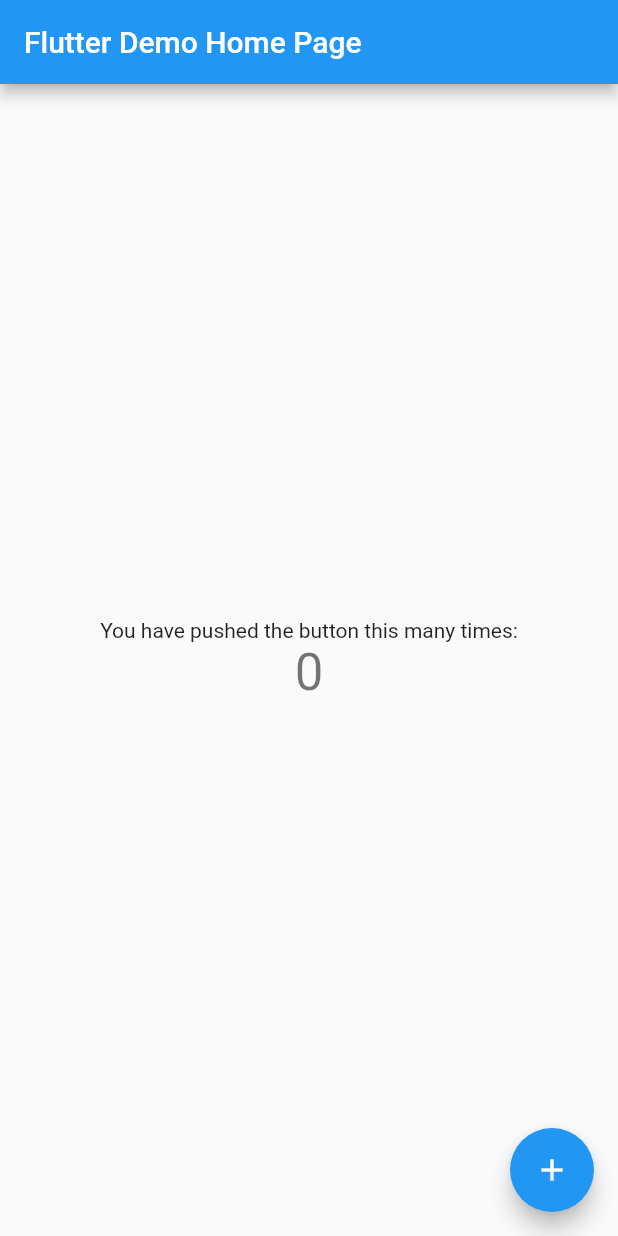
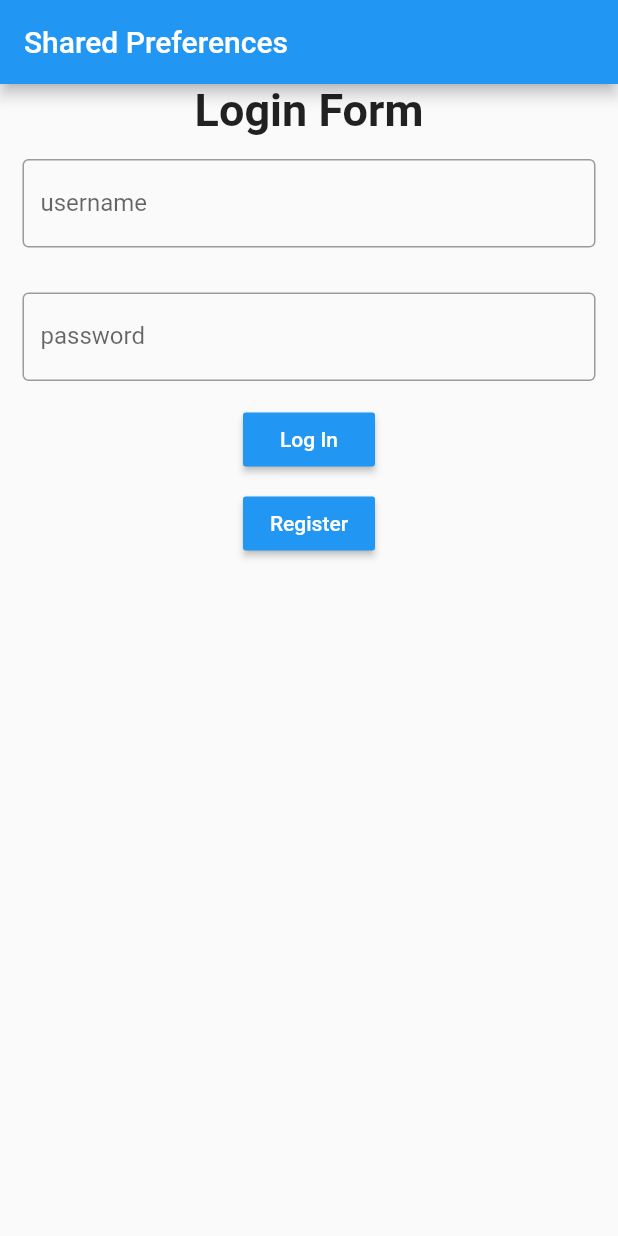
Before and after one commit to WillyArdiyanto/Tugas2-prak-tpm, a Flutter app: the screen it shows after launch, on a phone screen of 412 x 824 dp. Run offline on Flutter 3.47's test engine with Material 2 defaults, Android fonts, the phone set to English and light mode, and no system bars; our stand-ins replace hive, hive_flutter, shared_preferences; accounts and stored records are empty; generated files the repository leaves out were written again.

Commit message:
Commit v1

```diff
--- a/lib/main.dart
+++ b/lib/main.dart
@@ -1,115 +1,151 @@
+import 'package:april17/homepage.dart';
+import 'package:april17/model/account_list.dart';
+import 'package:april17/register.dart';
 import 'package:flutter/material.dart';
+import 'package:shared_preferences/shared_preferences.dart';
+import 'mainPage.dart';
+import 'package:hive_flutter/hive_flutter.dart';
 
-void main() {
-  runApp(const MyApp());
+void main() async {
+  initiateLocalDB();
+  runApp(MyApp());
 }
 
-class MyApp extends StatelessWidget {
-  const MyApp({Key? key}) : super(key: key);
+void initiateLocalDB() async {
+  await Hive.initFlutter();
+  Hive.registerAdapter(AccountListAdapter());
+  await Hive.openBox<AccountList>("register");
+  //await Hive.openBox("register");
+}
 
-  // This widget is the root of your application.
+class MyApp extends StatelessWidget{
   @override
-  Widget build(BuildContext context) {
+  Widget build(BuildContext contect) {
     return MaterialApp(
-      title: 'Flutter Demo',
+      title: 'Tugas 2',
       theme: ThemeData(
-        // This is the theme of your application.
-        //
-        // Try running your application with "flutter run". You'll see the
-        // application has a blue toolbar. Then, without quitting the app, try
-        // changing the primarySwatch below to Colors.green and then invoke
-        // "hot reload" (press "r" in the console where you ran "flutter run",
-        // or simply save your changes to "hot reload" in a Flutter IDE).
-        // Notice that the counter didn't reset back to zero; the application
-        // is not restarted.
         primarySwatch: Colors.blue,
       ),
-      home: const MyHomePage(title: 'Flutter Demo Home Page'),
+      home: MyLoginPage(),
     );
   }
 }
 
-class MyHomePage extends StatefulWidget {
-  const MyHomePage({Key? key, required this.title}) : super(key: key);
-
-  // This widget is the home page of your application. It is stateful, meaning
-  // that it has a State object (defined below) that contains fields that affect
-  // how it looks.
-
-  // This class is the configuration for the state. It holds the values (in this
-  // case the title) provided by the parent (in this case the App widget) and
-  // used by the build method of the State. Fields in a Widget subclass are
-  // always marked "final".
-
-  final String title;
-
+class MyLoginPage extends StatefulWidget{
   @override
-  State<MyHomePage> createState() => _MyHomePageState();
+  _MyLoginPageState createState() => _MyLoginPageState();
 }
 
-class _MyHomePageState extends State<MyHomePage> {
-  int _counter = 0;
+class _MyLoginPageState extends State<MyLoginPage>  {
+  Box<AccountList> localDB = Hive.box<AccountList>("register");
 
-  void _incrementCounter() {
-    setState(() {
-      // This call to setState tells the Flutter framework that something has
-      // changed in this State, which causes it to rerun the build method below
-      // so that the display can reflect the updated values. If we changed
-      // _counter without calling setState(), then the build method would not be
-      // called again, and so nothing would appear to happen.
-      _counter++;
-    });
-  }
+  final username_controller = TextEditingController();
+  final password_controller = TextEditingController();
 
   @override
   Widget build(BuildContext context) {
-    // This method is rerun every time setState is called, for instance as done
-    // by the _incrementCounter method above.
-    //
-    // The Flutter framework has been optimized to make rerunning build methods
-    // fast, so that you can just rebuild anything that needs updating rather
-    // than having to individually change instances of widgets.
     return Scaffold(
       appBar: AppBar(
-        // Here we take the value from the MyHomePage object that was created by
-        // the App.build method, and use it to set our appbar title.
-        title: Text(widget.title),
+        title: Text("Shared Preferences"),
       ),
       body: Center(
-        // Center is a layout widget. It takes a single child and positions it
-        // in the middle of the parent.
         child: Column(
-          // Column is also a layout widget. It takes a list of children and
-          // arranges them vertically. By default, it sizes itself to fit its
-          // children horizontally, and tries to be as tall as its parent.
-          //
-          // Invoke "debug painting" (press "p" in the console, choose the
-          // "Toggle Debug Paint" action from the Flutter Inspector in Android
-          // Studio, or the "Toggle Debug Paint" command in Visual Studio Code)
-          // to see the wireframe for each widget.
-          //
-          // Column has various properties to control how it sizes itself and
-          // how it positions its children. Here we use mainAxisAlignment to
-          // center the children vertically; the main axis here is the vertical
-          // axis because Columns are vertical (the cross axis would be
-          // horizontal).
-          mainAxisAlignment: MainAxisAlignment.center,
+          crossAxisAlignment: CrossAxisAlignment.center,
           children: <Widget>[
-            const Text(
-              'You have pushed the button this many times:',
+            Text(
+              "Login Form",
+              style: TextStyle(fontSize: 30, fontWeight: FontWeight.bold),
             ),
-            Text(
-              '$_counter',
-              style: Theme.of(context).textTheme.headline4,
+            Padding(
+              padding: const EdgeInsets.all(15),
+              child: TextField(
+                controller: username_controller,
+                decoration: InputDecoration(
+                  border: OutlineInputBorder(),
+                  labelText: 'username',
+                ),
+              ),
+            ),
+            Padding(
+              padding: const EdgeInsets.all(15),
+              child: TextField(
+                controller: password_controller,
+                obscureText: true,
+                decoration: InputDecoration(
+                  border: OutlineInputBorder(),
+                  labelText: 'password',
+
+                ),
+              ),
+            ),
+            RaisedButton(
+              textColor: Colors.white,
+              color: Colors.blue,
+              onPressed: () {
+                String username = username_controller.text;
+                String password = password_controller.text;
+
+                if (username != '' && password != '') {
+                  print('Successfull');
+                  logindata.setBool('login', false);
+                  logindata.setString('username', username);
+                  Navigator.push(context, MaterialPageRoute(builder: (context) => MyDashboard()));
+                }
+
+               //  bool isRegistered=false;
+               //
+               //  for(var i=0; i<localDB.length; i++){
+               //    if(username == localDB.getAt(i)!.username && password == localDB.getAt(i)!.password){
+               //      isRegistered=true;
+               //    }
+               //  }
+               // // localDB.getAt(index)!.username
+               //
+               //  if (username != '' && password != '' && isRegistered==true) {
+               //    print('Successfull');
+               //    logindata.setBool('login', false);
+               //    logindata.setString('username', username);
+               //    Navigator.push(context, MaterialPageRoute(builder: (context) => MyDashboard()));
+               //  }
+              },
+              child: Text("Log In"),
+            ),
+            Padding(
+              padding: const EdgeInsets.all(8.0),
+              child: RaisedButton(
+                textColor: Colors.white,
+                color: Colors.blue,
+                onPressed: () {
+                  Navigator.push(context, MaterialPageRoute(builder: (context) => Register()));
+                  },
+                child: Text("Register"),
+              ),
             ),
           ],
         ),
       ),
-      floatingActionButton: FloatingActionButton(
-        onPressed: _incrementCounter,
-        tooltip: 'Increment',
-        child: const Icon(Icons.add),
-      ), // This trailing comma makes auto-formatting nicer for build methods.
     );
   }
+
+  late SharedPreferences logindata;
+  late bool newuser;
+  @override
+  void initState() {
+    super.initState();
+    check_if_already_login();
+  }
+  void check_if_already_login() async {
+    logindata = await SharedPreferences.getInstance();
+    newuser = (logindata.getBool('login') ?? true);
+    print(newuser);
+    if (newuser == false) {
+      Navigator.pushReplacement(context, new MaterialPageRoute(builder: (context) => MyDashboard()));
+    }
+  }
+  @override
+  void dispose() {
+    username_controller.dispose();
+    password_controller.dispose();
+    super.dispose();
+  }
 }
--- /dev/null
+++ b/lib/model/account_list.dart
@@ -0,0 +1,19 @@
+import 'package:hive/hive.dart';
+
+part 'account_list.g.dart';
+
+@HiveType(typeId: 1)
+class AccountList{
+  AccountList({required this.username, required this.password});
+
+  @HiveField(0)
+  String username;
+
+  @HiveField(1)
+  String password;
+
+  @override
+  String toString() {
+    return 'AccountList{username: $username, password: $password}';
+  }
+}
--- /dev/null
+++ b/lib/register.dart
@@ -0,0 +1,103 @@
+import 'package:april17/main.dart';
+import 'package:april17/model/account_list.dart';
+import 'package:april17/tools/common_submit_button.dart';
+import 'package:flutter/material.dart';
+import 'package:hive/hive.dart';
+import 'package:hive_flutter/hive_flutter.dart';
+
+class Register extends StatefulWidget {
+  const Register({Key? key}) : super(key: key);
+
+  @override
+  _RegisterState createState() => _RegisterState();
+}
+
+class _RegisterState extends State<Register> {
+  Box<AccountList> localDB = Hive.box<AccountList>("register");
+
+  TextEditingController _username = TextEditingController();
+  TextEditingController _password = TextEditingController();
+
+  @override
+  Widget build(BuildContext context) {
+    return Scaffold(
+      appBar: AppBar(
+        title: Text("Register"),
+      ),
+      body: Container(
+        padding: EdgeInsets.all(12),
+        child: Column(
+          children: [
+            Padding(
+              padding: const EdgeInsets.all(8.0),
+              child: _buildInputUsername(),
+            ),
+            Padding(
+              padding: const EdgeInsets.all(8.0),
+              child: _buildInputPassword(),
+            ),
+            Padding(
+              padding: const EdgeInsets.all(8.0),
+              child: _buildRegisterButton(),
+            ),
+            //_buildList(),
+          ],
+        ),
+      ),
+    );
+  }
+
+  Widget _buildInputUsername() {
+    return TextField(
+      controller: _username,
+      decoration: InputDecoration(
+        border: OutlineInputBorder(),
+        hintText: 'Username',
+      ),
+    );
+  }
+
+  Widget _buildInputPassword() {
+    return TextField(
+      controller: _password,
+      obscureText: true,
+      decoration: InputDecoration(
+        border: OutlineInputBorder(),
+        hintText: 'password',
+      ),
+    );
+  }
+
+  Widget _buildRegisterButton() {
+    return CommonSubmitButton(
+        labelButton: "Register",
+        submitCallback: (value){
+          localDB.add(AccountList(username: _username.text, password: _password.text));
+          // _username.clear();
+          // _password.clear();
+          Navigator.push(context, MaterialPageRoute(builder: (context) => MyLoginPage()));
+          setState(() {
+
+          });
+        });
+  }
+
+  Widget _buildList(){
+    return Expanded(
+      child: ValueListenableBuilder(
+        valueListenable: localDB.listenable(),
+        builder: (BuildContext context, Box<dynamic> value, Widget? child){
+          if(value.isEmpty){
+            return Center(
+              child: Text("data kosong"),
+            );
+          }
+
+          return ListView.builder(itemBuilder: (BuildContext context, int index){
+            return Text("${localDB.getAt(index)!.username}");
+          });
+        },
+      ),
+    );
+  }
+}
```
Also changed, not shown: lib/homepage.dart (added, +16 -0 lines), lib/homepage_body.dart (added, +38 -0 lines), lib/mainPage.dart (added, +67 -0 lines), lib/shared_pref_page.dart (added, +83 -0 lines), lib/tools/common_submit_button.dart (added, +21 -0 lines), pubspec.yaml (+9 -0 lines), pubspec.lock.
